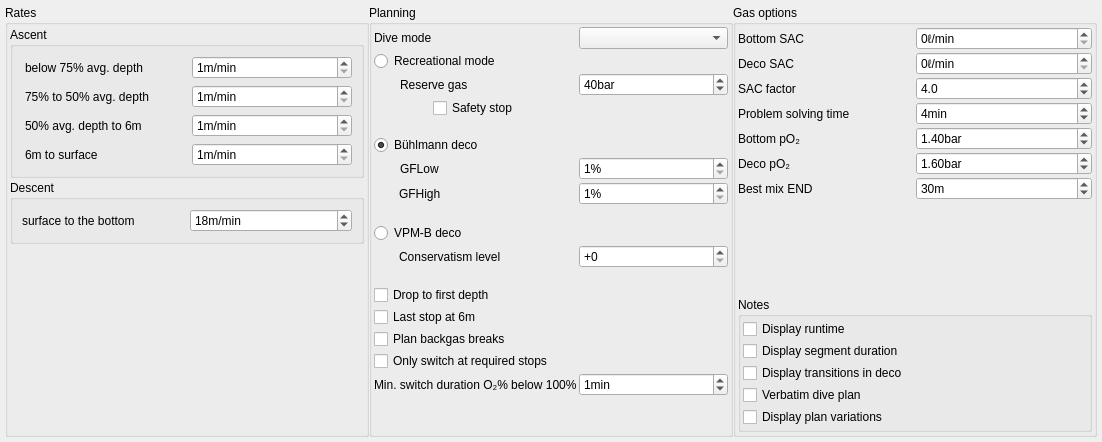
Before: the Qt Designer form desktop-widgets/plannerSettings.ui in subsurface/subsurface, drawn with Qt 5.
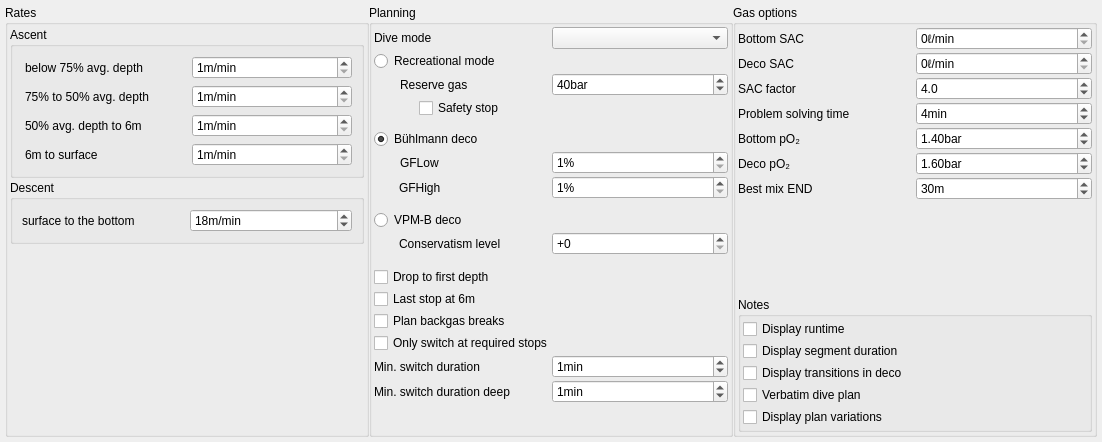
After: the same form once the commit is applied.

Commit message:
Planner second minimum gas switch time for below 30m/100ft
Added a second minimum gas switch duration for gas switches below
30m/100ft.
This is needed because at this depth one doesn't want to prolong
gas switches where at the same moment for shallower switches one does.

Diff of the .ui file:
```diff
--- a/desktop-widgets/plannerSettings.ui
+++ b/desktop-widgets/plannerSettings.ui
@@ -340,7 +340,7 @@
           <item row="19" column="1">
            <widget class="QLabel" name="label_min_switch_duration">
             <property name="text">
-             <string>Min. switch duration O₂% below 100%</string>
+             <string>Min. switch duration</string>
             </property>
            </widget>
           </item>
@@ -516,6 +516,35 @@
             </property>
            </widget>
           </item>
+          <item row="20" column="1">
+           <widget class="QLabel" name="label_min_switch_deep">
+            <property name="toolTip">
+             <string>For gas switches below 30m.</string>
+            </property>
+            <property name="text">
+             <string>Min. switch duration deep</string>
+            </property>
+           </widget>
+          </item>
+          <item row="20" column="2">
+           <widget class="QSpinBox" name="min_switch_duration_deep">
+            <property name="suffix">
+             <string>min</string>
+            </property>
+            <property name="prefix">
+             <string/>
+            </property>
+            <property name="minimum">
+             <number>0</number>
+            </property>
+            <property name="maximum">
+             <number>9</number>
+            </property>
+            <property name="value">
+             <number>1</number>
+            </property>
+           </widget>
+          </item>
          </layout>
         </widget>
        </item>
```
Left out of the diff: 6 changed lines with no effect on the pictures. The commit also changes 8 other files.
